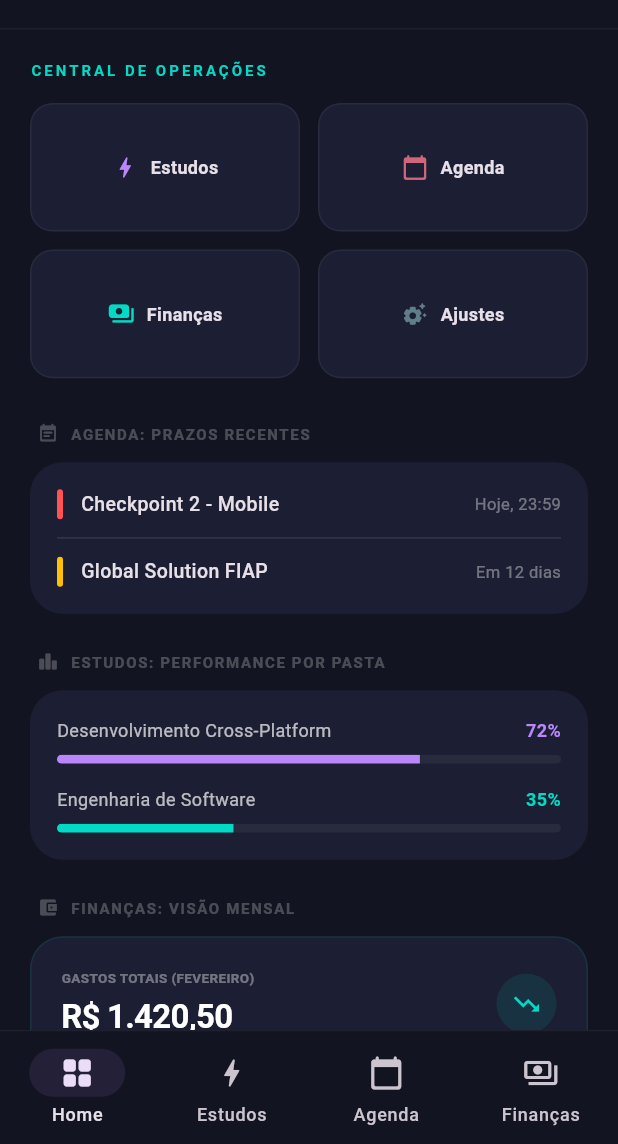
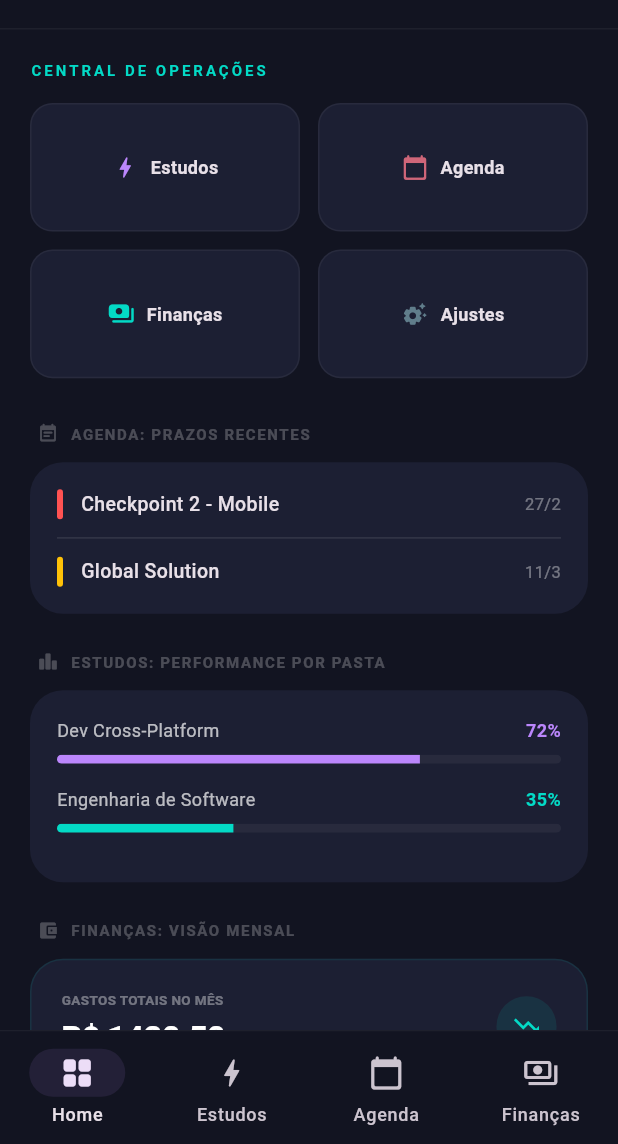
Before and after one commit to Jheex/StudyPilot, a Flutter app: the screen it shows after launch, on a phone screen of 412 x 824 dp, the part 92-1236 px from its top. Run offline on Flutter 3.47's test engine with Material 3 defaults, Android fonts, the phone set to English and light mode, and no system bars; our stand-ins replace shared_preferences.

Commit message:
Agenda com Appdata

```diff
--- a/studypilot/lib/agenda_screen.dart
+++ b/studypilot/lib/agenda_screen.dart
@@ -11,7 +11,9 @@ class Categoria {
   Color cor;
   Categoria({required this.nome, required this.cor});
 
-  Map<String, dynamic> toJson() => {'nome': nome, 'cor': cor.value};
+  // Corrigido para toARGB32() para evitar erro de deprecated
+  Map<String, dynamic> toJson() => {'nome': nome, 'cor': cor.toARGB32()};
+
   factory Categoria.fromJson(Map<String, dynamic> json) =>
       Categoria(nome: json['nome'], cor: Color(json['cor']));
 }
@@ -85,7 +87,9 @@ class _AgendaScreenState extends State<AgendaScreen> {
   void initState() {
     super.initState();
     _carregarDados();
-    _timer = Timer.periodic(const Duration(minutes: 1), (timer) => setState(() {}));
+    _timer = Timer.periodic(const Duration(minutes: 1), (timer) {
+      if (mounted) setState(() {});
+    });
   }
 
   @override
@@ -113,7 +117,7 @@ class _AgendaScreenState extends State<AgendaScreen> {
     await prefs.setString('agenda_data', data);
   }
 
-  // --- LÓGICA DE EXIBIÇÃO E REPETIÇÃO ---
+  // --- LÓGICA DE EXIBIÇÃO ---
 
   bool _deveExibirNoDia(Compromisso item, DateTime diaAlvo) {
     final dataInicio = DateTime(item.dataHora.year, item.dataHora.month, item.dataHora.day);
@@ -134,7 +138,7 @@ class _AgendaScreenState extends State<AgendaScreen> {
     }
   }
 
-  // --- INTERFACE DE CADASTRO ---
+  // --- INTERFACE ---
 
   Future<void> _selecionarDataHora(BuildContext context, StateSetter setModalState) async {
     final DateTime? data = await showDatePicker(
@@ -144,6 +148,7 @@ class _AgendaScreenState extends State<AgendaScreen> {
       lastDate: DateTime(2100),
     );
     if (data != null) {
+      if (!context.mounted) return;
       final TimeOfDay? hora = await showTimePicker(
         context: context,
         initialTime: TimeOfDay.fromDateTime(_diaSelecionado),
@@ -294,10 +299,9 @@ class _AgendaScreenState extends State<AgendaScreen> {
     border: OutlineInputBorder(borderRadius: BorderRadius.circular(12), borderSide: BorderSide.none),
   );
 
-  // --- COMPONENTES DA TELA ---
-
   @override
   Widget build(BuildContext context) {
+    // Aqui o _filtroAtivo é usado corretamente:
     final filtrados = _agenda.where((e) =>
       _deveExibirNoDia(e, _diaSelecionado) &&
       (_filtroAtivo == 'Todos' || e.categoria.nome == _filtroAtivo)
@@ -358,7 +362,7 @@ class _AgendaScreenState extends State<AgendaScreen> {
       itemBuilder: (context, index) {
         final d = dias[index];
         if (d == null) return const SizedBox();
-        bool isSel = d.day == _diaSelecionado.day && d.month == _diaSelecionado.month;
+        bool isSel = d.day == _diaSelecionado.day && d.month == _diaSelecionado.month && d.year == _diaSelecionado.year;
         bool temEvento = _agenda.any((e) => _deveExibirNoDia(e, d) && !e.concluido);
 
         return GestureDetector(
@@ -416,6 +420,7 @@ class _AgendaScreenState extends State<AgendaScreen> {
               tilePadding: const EdgeInsets.symmetric(horizontal: 12),
               leading: Checkbox(
                 value: item.concluido,
+                activeColor: const Color(0xFF03DAC6),
                 onChanged: (v) {
                   setState(() => item.concluido = v!);
                   _salvarDados();
--- /dev/null
+++ b/studypilot/lib/app_data.dart
@@ -0,0 +1,60 @@
+import 'package:flutter/material.dart';
+
+// Modelo Simples de Tarefa
+class Tarefa {
+  final String titulo;
+  final DateTime prazo;
+  final Color cor;
+  bool concluida;
+  Tarefa(this.titulo, this.prazo, this.cor, {this.concluida = false});
+}
+
+// Modelo de Pasta de Estudo
+class PastaEstudo {
+  final String nome;
+  double progresso; // 0.0 a 1.0
+  final Color cor;
+  PastaEstudo(this.nome, this.progresso, this.cor);
+}
+
+class AppData extends ChangeNotifier {
+  // Singleton para acessar de qualquer lugar
+  static final AppData _instance = AppData._internal();
+  factory AppData() => _instance;
+  AppData._internal();
+
+  // ADICIONE ESTE MÉTODO ABAIXO:
+  void notificar() {
+    notifyListeners();
+  }
+
+  // --- DADOS REAIS ---
+
+  // Agenda
+  List<Tarefa> tarefas = [
+    Tarefa("Checkpoint 2 - Mobile", DateTime.now().add(const Duration(hours: 5)), Colors.redAccent),
+    Tarefa("Global Solution", DateTime.now().add(const Duration(days: 12)), Colors.amber),
+  ];
+
+  // Estudos
+  List<PastaEstudo> pastas = [
+    PastaEstudo("Dev Cross-Platform", 0.72, const Color(0xFFBB86FC)),
+    PastaEstudo("Engenharia de Software", 0.35, const Color(0xFF03DAC6)),
+  ];
+
+  // Finanças
+  double saldoMensal = 1420.50;
+
+  // --- MÉTODOS DE ATUALIZAÇÃO ---
+
+  void adicionarTarefa(Tarefa t) {
+    tarefas.add(t);
+    tarefas.sort((a, b) => a.prazo.compareTo(b.prazo)); // Ordena por data
+    notifyListeners();
+  }
+
+  void atualizarProgressoEstudo(int index, double novoProgresso) {
+    pastas[index].progresso = novoProgresso;
+    notifyListeners();
+  }
+}
--- a/studypilot/lib/main.dart
+++ b/studypilot/lib/main.dart
@@ -1,5 +1,6 @@
 import 'package:flutter/material.dart';
 import 'package:intl/date_symbol_data_local.dart';
+import 'app_data.dart'; // Importe do seu arquivo de dados
 import 'study_screen.dart';
 import 'agenda_screen.dart';
 import 'financas_screen.dart';
@@ -50,6 +51,24 @@ class MainLayout extends StatefulWidget {
 
 class _MainLayoutState extends State<MainLayout> {
   int indiceAtual = 0;
+  final AppData appData = AppData(); // Instância do Singleton de dados
+
+  @override
+  void initState() {
+    super.initState();
+    // Faz com que a tela principal "escute" as mudanças no AppData
+    appData.addListener(_atualizarInterface);
+  }
+
+  @override
+  void dispose() {
+    appData.removeListener(_atualizarInterface);
+    super.dispose();
+  }
+
+  void _atualizarInterface() {
+    if (mounted) setState(() {});
+  }
 
   void mudarAba(int index) {
     setState(() => indiceAtual = index);
@@ -145,7 +164,7 @@ class _MainLayoutState extends State<MainLayout> {
     );
   }
 
-  // --- NOVA DASHBOARD ESTRUTURADA ---
+  // --- DASHBOARD COM VÍNCULO AO APPDATA ---
 
   Widget buildDashboard() {
     return SingleChildScrollView(
@@ -158,24 +177,20 @@ class _MainLayoutState extends State<MainLayout> {
               style: TextStyle(fontSize: 10, fontWeight: FontWeight.bold, color: kSecondaryColor, letterSpacing: 2)),
           const SizedBox(height: 15),
 
-          // 1. Atalhos Rápidos
           _buildQuickAccessGrid(),
 
           const SizedBox(height: 30),
 
-          // 2. Agenda - Próximas tarefas
           _buildSectionHeader("AGENDA: PRAZOS RECENTES", Icons.event_note_rounded),
           _buildAgendaPreview(),
 
           const SizedBox(height: 25),
 
-          // 3. Estudos - Ranking de XP por Pasta
           _buildSectionHeader("ESTUDOS: PERFORMANCE POR PASTA", Icons.leaderboard_rounded),
           _buildEstudosRanking(),
 
           const SizedBox(height: 25),
 
-          // 4. Finanças - Resumo de Gastos
           _buildSectionHeader("FINANÇAS: VISÃO MENSAL", Icons.account_balance_wallet_rounded),
           _buildFinancasSummary(),
 
@@ -184,8 +199,6 @@ class _MainLayoutState extends State<MainLayout> {
       ),
     );
   }
-
-  // --- COMPONENTES DA DASHBOARD ---
 
   Widget _buildSectionHeader(String title, IconData icon) {
     return Padding(
@@ -207,7 +220,7 @@ class _MainLayoutState extends State<MainLayout> {
       crossAxisCount: 2,
       crossAxisSpacing: 12,
       mainAxisSpacing: 12,
-      childAspectRatio: 2.1, // Cards mais compactos
+      childAspectRatio: 2.1,
       children: [
         _buildSmallCard("Estudos", kAccentColor, Icons.bolt_rounded, () => mudarAba(1)),
         _buildSmallCard("Agenda", const Color(0xFFCF6679), Icons.calendar_today_rounded, () => mudarAba(2)),
@@ -242,18 +255,30 @@ class _MainLayoutState extends State<MainLayout> {
   }
 
   Widget _buildAgendaPreview() {
+    // Filtra apenas tarefas não concluídas e pega as 2 mais próximas
+    final proximasTarefas = appData.tarefas
+        .where((t) => !t.concluida)
+        .take(2)
+        .toList();
+
     return Container(
       padding: const EdgeInsets.all(18),
       decoration: BoxDecoration(color: kCardColor, borderRadius: BorderRadius.circular(22)),
-      child: Column(
+      child: proximasTarefas.isEmpty
+          ? const Center(child: Text("Nenhuma tarefa pendente! 🎉", style: TextStyle(color: Colors.white30, fontSize: 12)))
+          : Column(
+              children: proximasTarefas.map((t) {
+                bool isLast = proximasTarefas.last == t;
+                return Column(
                   children: [
-          _buildAgendaItem("Checkpoint 2 - Mobile", "Hoje, 23:59", Colors.redAccent),
-          const Padding(
+                    _buildAgendaItem(t.titulo, "${t.prazo.day}/${t.prazo.month}", t.cor),
+                    if (!isLast) const Padding(
                       padding: EdgeInsets.symmetric(vertical: 12),
                       child: Divider(color: Colors.white10, height: 1),
                     ),
-          _buildAgendaItem("Global Solution FIAP", "Em 12 dias", Colors.amber),
                   ],
+                );
+              }).toList(),
             ),
     );
   }
@@ -263,7 +288,7 @@ class _MainLayoutState extends State<MainLayout> {
       children: [
         Container(width: 4, height: 20, decoration: BoxDecoration(color: color, borderRadius: BorderRadius.circular(10))),
         const SizedBox(width: 12),
-        Expanded(child: Text(task, style: const TextStyle(fontSize: 13, fontWeight: FontWeight.w500))),
+        Expanded(child: Text(task, style: const TextStyle(fontSize: 13, fontWeight: FontWeight.w500), overflow: TextOverflow.ellipsis)),
         Text(date, style: const TextStyle(color: Colors.white38, fontSize: 11)),
       ],
     );
@@ -273,12 +298,15 @@ class _MainLayoutState extends State<MainLayout> {
     return Container(
       padding: const EdgeInsets.all(18),
       decoration: BoxDecoration(color: kCardColor, borderRadius: BorderRadius.circular(22)),
-      child: Column(
-        children: [
-          _buildRankingItem("Desenvolvimento Cross-Platform", 0.72, kAccentColor),
-          const SizedBox(height: 15),
-          _buildRankingItem("Engenharia de Software", 0.35, kSecondaryColor),
-        ],
+      child: appData.pastas.isEmpty
+          ? const Center(child: Text("Sem dados de estudo.", style: TextStyle(color: Colors.white30, fontSize: 12)))
+          : Column(
+              children: appData.pastas.map((p) {
+                return Padding(
+                  padding: const EdgeInsets.only(bottom: 15),
+                  child: _buildRankingItem(p.nome, p.progresso, p.cor),
+                );
+              }).toList(),
             ),
     );
   }
@@ -290,7 +318,7 @@ class _MainLayoutState extends State<MainLayout> {
         Row(
           mainAxisAlignment: MainAxisAlignment.spaceBetween,
           children: [
-            Text(pasta, style: const TextStyle(fontSize: 12, color: Colors.white70)),
+            Expanded(child: Text(pasta, style: const TextStyle(fontSize: 12, color: Colors.white70), overflow: TextOverflow.ellipsis)),
             Text("${(progresso * 100).toInt()}%", style: TextStyle(color: color, fontSize: 12, fontWeight: FontWeight.bold)),
           ],
         ),
@@ -319,12 +347,15 @@ class _MainLayoutState extends State<MainLayout> {
       child: Row(
         mainAxisAlignment: MainAxisAlignment.spaceBetween,
         children: [
-          const Column(
+          Column(
             crossAxisAlignment: CrossAxisAlignment.start,
             children: [
-              Text("GASTOS TOTAIS (FEVEREIRO)", style: TextStyle(color: Colors.white38, fontSize: 9, fontWeight: FontWeight.bold)),
-              SizedBox(height: 4),
-              Text("R\$ 1.420,50", style: TextStyle(color: Colors.white, fontSize: 22, fontWeight: FontWeight.bold, letterSpacing: -0.5)),
+              const Text("GASTOS TOTAIS NO MÊS", style: TextStyle(color: Colors.white38, fontSize: 9, fontWeight: FontWeight.bold)),
+              const SizedBox(height: 4),
+              Text(
+                "R\$ ${appData.saldoMensal.toStringAsFixed(2)}",
+                style: const TextStyle(color: Colors.white, fontSize: 22, fontWeight: FontWeight.bold, letterSpacing: -0.5)
+              ),
             ],
           ),
           Container(
```
Lines whose indentation alone changed are shown as unchanged.
